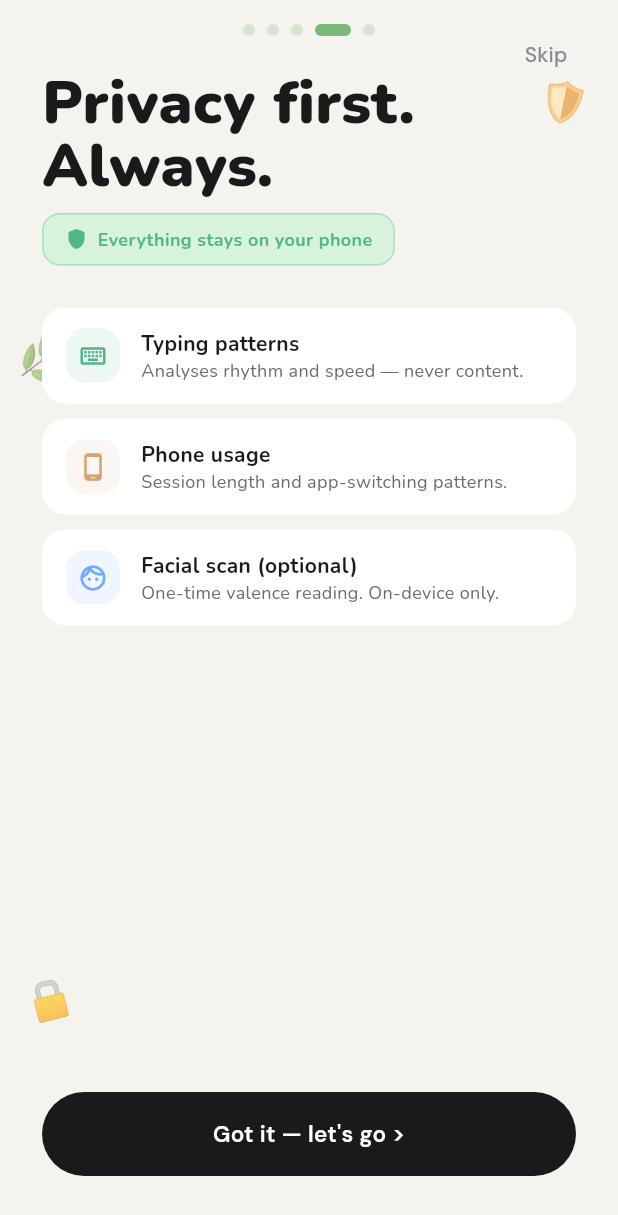
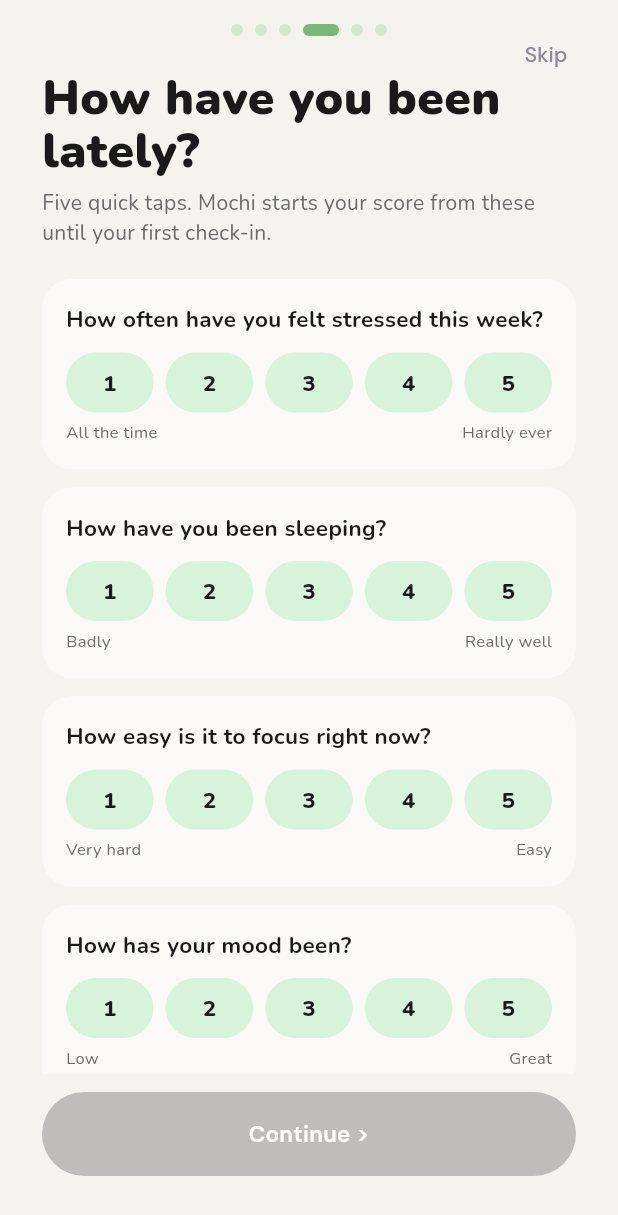
Before and after one commit to derrickrajkumar10/Zeno_CognitiveAssistant, a Flutter app: the screen it shows after launch, swiped to page 4, on a phone screen of 412 x 824 dp. Shown: the top 1215 px of the screen. Run offline on Flutter 3.47's test engine with Material 3 defaults, Android fonts, the phone set to English and light mode, and no system bars; drawn by our look-alikes of flutter_animate; our stand-ins replace camera, fl_chart, flutter_riverpod, go_router, google_fonts, lottie and 3 more; missing offline and left inert: google_mlkit_face_detection; accounts and stored records are empty.

Commit message:
Ask five baseline questions during onboarding
A new onboarding page between the companion choice and the privacy page
asks about stress, sleep, focus, mood and energy (1-5 each). The answers
are saved as the BaselineResult, so a new user's first score comes from
what they told Mochi instead of a neutral 60. Skipping onboarding still
falls back to 60.

The privacy page now tells the truth: typing is the in-app check-in,
phone usage is not measured in this build, and the camera only runs
during a face scan.

Co-Authored-By: Claude Opus 5.5 <noreply@anthropic.com>

```diff
--- /dev/null
+++ b/lib/screens/onboarding/baseline_page.dart
@@ -0,0 +1,212 @@
+import 'package:flutter/material.dart';
+import 'package:flutter/services.dart';
+import 'package:flutter_animate/flutter_animate.dart';
+import 'package:google_fonts/google_fonts.dart';
+import 'package:zeno/models/baseline.dart';
+import 'package:zeno/screens/onboarding/onboarding_pages.dart';
+import 'package:zeno/theme/app_theme.dart';
+
+/// The five baseline questions, in [BaselineResult] order (stress, sleep,
+/// focus, mood, energy). Every scale runs 1–5 with 5 as the healthiest
+/// answer, so the stress question asks how *rarely* the user feels stressed.
+class _Question {
+  final String text;
+  final String low;
+  final String high;
+  const _Question(this.text, this.low, this.high);
+}
+
+const _questions = [
+  _Question('How often have you felt stressed this week?', 'All the time', 'Hardly ever'),
+  _Question('How have you been sleeping?', 'Badly', 'Really well'),
+  _Question('How easy is it to focus right now?', 'Very hard', 'Easy'),
+  _Question('How has your mood been?', 'Low', 'Great'),
+  _Question('How is your energy?', 'Drained', 'Full'),
+];
+
+/// Onboarding page that asks five 1–5 questions. Mochi uses the answers as
+/// the starting CogniPulse score until the user logs a real check-in.
+class BaselinePage extends StatefulWidget {
+  final ValueChanged<List<int>> onComplete;
+  const BaselinePage({required this.onComplete, super.key});
+
+  @override
+  State<BaselinePage> createState() => _BaselinePageState();
+}
+
+class _BaselinePageState extends State<BaselinePage> {
+  final _answers = List<int?>.filled(BaselineResult.questionCount, null);
+
+  bool get _allAnswered => _answers.every((a) => a != null);
+
+  void _select(int question, int value) {
+    HapticFeedback.lightImpact();
+    setState(() => _answers[question] = value);
+  }
+
+  @override
+  Widget build(BuildContext context) {
+    return Container(
+      color: AppTheme.backgroundOnboardingStats,
+      child: SafeArea(
+        child: Padding(
+          padding: const EdgeInsets.symmetric(horizontal: 28),
+          child: Column(
+            crossAxisAlignment: CrossAxisAlignment.start,
+            children: [
+              const SizedBox(height: 48),
+              Text(
+                'How have you been lately?',
+                style: GoogleFonts.nunito(
+                  fontWeight: FontWeight.w900,
+                  fontSize: 32,
+                  color: AppTheme.textPrimary,
+                  height: 1.1,
+                ),
+              ),
+              const SizedBox(height: 8),
+              Text(
+                'Five quick taps. Mochi starts your score from these until '
+                'your first check-in.',
+                style: GoogleFonts.nunito(
+                  fontSize: 14,
+                  color: AppTheme.textSecondary,
+                  height: 1.4,
+                ),
+              ),
+              const SizedBox(height: 20),
+              Expanded(
+                child: ListView.separated(
+                  padding: const EdgeInsets.only(bottom: 12),
+                  itemCount: _questions.length,
+                  separatorBuilder: (_, __) => const SizedBox(height: 12),
+                  itemBuilder: (context, i) => _QuestionCard(
+                    index: i,
+                    question: _questions[i],
+                    selected: _answers[i],
+                    onSelect: (value) => _select(i, value),
+                  )
+                      .animate(delay: (i * 70).ms)
+                      .fadeIn(duration: 350.ms)
+                      .slideY(begin: 0.08, end: 0, duration: 350.ms),
+                ),
+              ),
+              const SizedBox(height: 12),
+              PillButton(
+                label: 'Continue >',
+                onPressed: _allAnswered
+                    ? () => widget.onComplete(
+                        _answers.map((a) => a!).toList(growable: false))
+                    : null,
+              ),
+              const SizedBox(height: 40),
+            ],
+          ),
+        ),
+      ),
+    );
+  }
+}
+
+class _QuestionCard extends StatelessWidget {
+  final int index;
+  final _Question question;
+  final int? selected;
+  final ValueChanged<int> onSelect;
+
+  const _QuestionCard({
+    required this.index,
+    required this.question,
+    required this.selected,
+    required this.onSelect,
+  });
+
+  @override
+  Widget build(BuildContext context) {
+    final captionStyle = GoogleFonts.nunito(
+      fontSize: 11,
+      color: AppTheme.textSecondary,
+    );
+    return Container(
+      padding: const EdgeInsets.all(16),
+      decoration: BoxDecoration(
+        color: AppTheme.cardSurface,
+        borderRadius: BorderRadius.circular(20),
+      ),
+      child: Column(
+        crossAxisAlignment: CrossAxisAlignment.start,
+        children: [
+          Text(
+            question.text,
+            style: GoogleFonts.nunito(
+              fontWeight: FontWeight.w700,
+              fontSize: 15,
+              color: AppTheme.textPrimary,
+            ),
+          ),
+          const SizedBox(height: 12),
+          Row(
+            children: [
+              for (var value = 1; value <= 5; value++) ...[
+                if (value > 1) const SizedBox(width: 8),
+                Expanded(
+                  child: _AnswerChip(
+                    key: ValueKey('baseline-$index-$value'),
+                    value: value,
+                    selected: selected == value,
+                    onTap: () => onSelect(value),
+                  ),
+                ),
+              ],
+            ],
+          ),
+          const SizedBox(height: 6),
+          Row(
+            mainAxisAlignment: MainAxisAlignment.spaceBetween,
+            children: [
+              Text(question.low, style: captionStyle),
+              Text(question.high, style: captionStyle),
+            ],
+          ),
+        ],
+      ),
+    );
+  }
+}
+
+class _AnswerChip extends StatelessWidget {
+  final int value;
+  final bool selected;
+  final VoidCallback onTap;
+
+  const _AnswerChip({
+    required this.value,
+    required this.selected,
+    required this.onTap,
+    super.key,
+  });
+
+  @override
+  Widget build(BuildContext context) {
+    return GestureDetector(
+      onTap: onTap,
+      child: AnimatedContainer(
+        duration: const Duration(milliseconds: 200),
+        height: 40,
+        alignment: Alignment.center,
+        decoration: BoxDecoration(
+          color: selected ? AppTheme.selectedGreen : AppTheme.selectedGreenTint,
+          borderRadius: BorderRadius.circular(20),
+        ),
+        child: Text(
+          '$value',
+          style: GoogleFonts.nunito(
+            fontWeight: FontWeight.w800,
+            fontSize: 15,
+            color: selected ? Colors.white : AppTheme.textPrimary,
+          ),
+        ),
+      ),
+    );
+  }
+}
--- a/lib/screens/onboarding/onboarding_flow.dart
+++ b/lib/screens/onboarding/onboarding_flow.dart
@@ -1,10 +1,13 @@
 import 'package:flutter/material.dart';
 import 'package:flutter_riverpod/flutter_riverpod.dart';
 import 'package:go_router/go_router.dart';
+import 'package:zeno/models/baseline.dart';
 import 'package:zeno/providers/app_state_provider.dart';
+import 'package:zeno/screens/onboarding/baseline_page.dart';
 import 'package:zeno/screens/onboarding/onboarding_pages.dart';
 
-// Pages: 0=Welcome, 1=Name, 2=ChooseCompanion, 3=Permissions, 4=MeetMochi
+// Pages: 0=Welcome, 1=Name, 2=ChooseCompanion, 3=Baseline, 4=Permissions,
+// 5=MeetMochi
 class OnboardingFlow extends ConsumerStatefulWidget {
   const OnboardingFlow({super.key});
   @override
@@ -16,13 +19,22 @@ class _OnboardingFlowState extends ConsumerState<OnboardingFlow> {
   int _page = 0;
   String _name = '';
 
+  static const _pageCount = 6;
+
   void _next() {
-    if (_page < 4) {
+    if (_page < _pageCount - 1) {
       _ctrl.nextPage(
           duration: const Duration(milliseconds: 350), curve: Curves.easeInOut);
     } else {
       _finish();
     }
+  }
+
+  Future<void> _saveBaseline(List<int> answers) async {
+    await ref.read(appStateProvider.notifier).saveBaseline(
+          BaselineResult(answers: answers, at: DateTime.now()),
+        );
+    if (mounted) _next();
   }
 
   Future<void> _finish() async {
@@ -55,9 +67,11 @@ class _OnboardingFlowState extends ConsumerState<OnboardingFlow> {
                 if (_page == 2) _next();
               },
             ),
-            // 3 — Permissions
+            // 3 — Baseline questionnaire (starting score)
+            BaselinePage(onComplete: _saveBaseline),
+            // 4 — Permissions
             PermissionsPage(onNext: _next),
-            // 4 — Meet Mochi (reveal animation + greeting)
+            // 5 — Meet Mochi (reveal animation + greeting)
             MeetMochiPage(name: _name, onFinish: _finish),
           ],
         ),
@@ -66,10 +80,10 @@ class _OnboardingFlowState extends ConsumerState<OnboardingFlow> {
           top: MediaQuery.of(context).padding.top + 16,
           left: 0,
           right: 0,
-          child: _OnboardingDots(current: _page, total: 5),
+          child: _OnboardingDots(current: _page, total: _pageCount),
         ),
         // Skip button (hidden on MeetMochi page)
-        if (_page < 4)
+        if (_page < _pageCount - 1)
           Positioned(
             top: MediaQuery.of(context).padding.top + 12,
             right: 16,
--- a/lib/screens/onboarding/onboarding_pages.dart
+++ b/lib/screens/onboarding/onboarding_pages.dart
@@ -11,10 +11,12 @@ import 'package:zeno/widgets/mochi_widget.dart';
 // ─── Shared helpers ────────────────────────────────────────────────────────────
 
 /// Full-width black pill CTA button (design system: height 56, borderRadius 50).
-class _PillButton extends StatelessWidget {
+class PillButton extends StatelessWidget {
   final String label;
-  final VoidCallback onPressed;
-  const _PillButton({required this.label, required this.onPressed});
+
+  /// Null shows the button disabled.
+  final VoidCallback? onPressed;
+  const PillButton({required this.label, required this.onPressed, super.key});
 
   @override
   Widget build(BuildContext context) {
@@ -26,6 +28,9 @@ class _PillButton extends StatelessWidget {
         style: ElevatedButton.styleFrom(
           backgroundColor: AppTheme.primaryButton,
           foregroundColor: Colors.white,
+          disabledBackgroundColor:
+              AppTheme.primaryButton.withValues(alpha: 0.25),
+          disabledForegroundColor: Colors.white,
           shape:
               RoundedRectangleBorder(borderRadius: BorderRadius.circular(50)),
           elevation: 0,
@@ -184,7 +189,7 @@ class _WelcomePageState extends State<WelcomePage>
                     ),
                   ),
                   const Spacer(flex: 3),
-                  _PillButton(label: "Let's go >", onPressed: widget.onNext),
+                  PillButton(label: "Let's go >", onPressed: widget.onNext),
                   const SizedBox(height: 12),
                   Text(
                     'No account needed · Always private',
@@ -378,7 +383,7 @@ class _NameEntryPageState extends State<NameEntryPage> {
                     onSubmitted: (_) => widget.onNext(),
                   ),
                   const Spacer(),
-                  _PillButton(label: 'Continue >', onPressed: widget.onNext),
+                  PillButton(label: 'Continue >', onPressed: widget.onNext),
                   const SizedBox(height: 40),
                 ],
               ),
@@ -660,7 +665,7 @@ class _AvatarSelectionPageState extends State<AvatarSelectionPage> {
                 ),
                 Padding(
                   padding: const EdgeInsets.fromLTRB(28, 12, 28, 40),
-                  child: _PillButton(
+                  child: PillButton(
                     label: 'Continue >',
                     onPressed: () => widget.onCompanionSelected(_selected),
                   ),
@@ -772,12 +777,14 @@ class PermissionsPage extends StatelessWidget {
                         const Icon(Icons.shield_rounded,
                             size: 16, color: AppTheme.successMint),
                         const SizedBox(width: 6),
-                        Text(
-                          'Everything stays on your phone',
-                          style: GoogleFonts.nunito(
-                            fontSize: 12,
-                            fontWeight: FontWeight.w700,
-                            color: AppTheme.successMint,
+                        Flexible(
+                          child: Text(
+                            'Everything stays on your phone',
+                            style: GoogleFonts.nunito(
+                              fontSize: 12,
+                              fontWeight: FontWeight.w700,
+                              color: AppTheme.successMint,
+                            ),
                           ),
                         ),
                       ],
@@ -787,20 +794,22 @@ class PermissionsPage extends StatelessWidget {
                   ...[
                     const _PermissionTile(
                       icon: Icons.keyboard_outlined,
-                      title: 'Typing patterns',
-                      description: 'Analyses rhythm and speed — never content.',
+                      title: 'Typing check-in',
+                      description:
+                          'A short typing test in Scan. Rhythm and speed only.',
                       accentColor: AppTheme.selectedGreen,
                     ),
                     const _PermissionTile(
                       icon: Icons.phone_android_rounded,
-                      title: 'Phone usage',
-                      description: 'Session length and app-switching patterns.',
+                      title: 'Phone usage (coming later)',
+                      description: 'Not measured in this build. Nothing is read.',
                       accentColor: AppTheme.warmAccent,
                     ),
                     const _PermissionTile(
                       icon: Icons.face_outlined,
-                      title: 'Facial scan (optional)',
-                      description: 'One-time valence reading. On-device only.',
+                      title: 'Face scan (optional)',
+                      description:
+                          'Camera runs only when you start a scan. On-device.',
                       accentColor: Color(0xFF6EAAFF),
                     ),
                   ].asMap().entries.map((e) => Padding(
@@ -815,7 +824,7 @@ class PermissionsPage extends StatelessWidget {
                                 curve: Curves.easeOutCubic),
                       )),
                   const Spacer(),
-                  _PillButton(label: "Got it — let's go >", onPressed: onNext),
+                  PillButton(label: "Got it — let's go >", onPressed: onNext),
                   const SizedBox(height: 40),
                 ],
               ),
@@ -1030,7 +1039,7 @@ class _MeetMochiPageState extends State<MeetMochiPage>
                 if (_showContent)
                   FadeTransition(
                     opacity: _textFade,
-                    child: _PillButton(
+                    child: PillButton(
                       label: "Let's thrive 🌿",
                       onPressed: widget.onFinish,
                     ),
```
Also changed, not shown: 2 other files.
